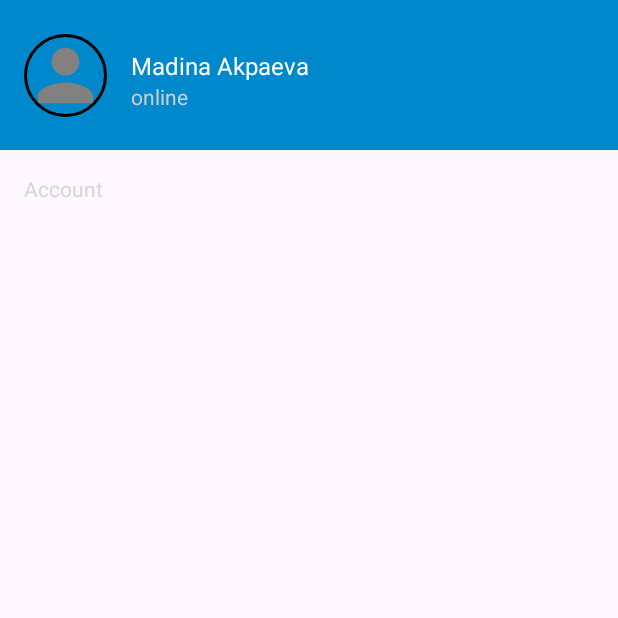
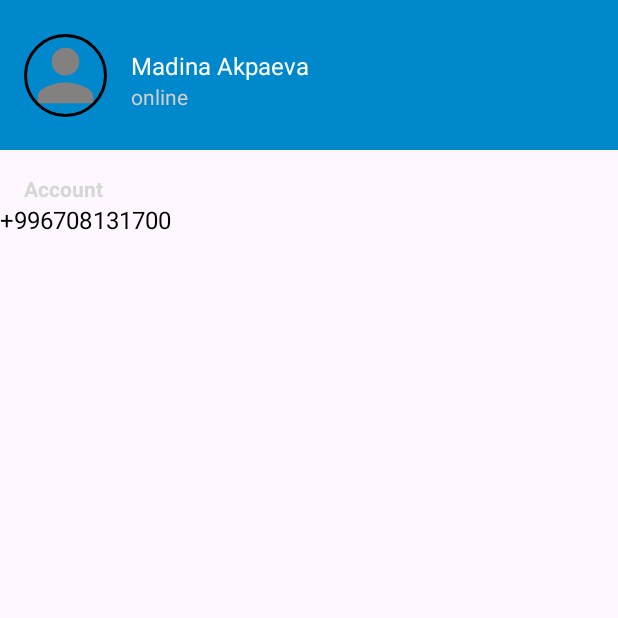
Before and after one commit to Madina192/telegramClone, an Android app: the fragment SettingsFragment shown on its own in the app's theme, on a phone screen of 412 x 824 dp, the top half of it. Run offline under Robolectric (Android 15) with nearby library versions, the phone set to English and light mode, and no system bars; our stand-ins replace CircleImageView.

Commit message:
added tv for phone number

```diff
--- a/app/src/main/res/layout/fragment_settings.xml
+++ b/app/src/main/res/layout/fragment_settings.xml
@@ -63,9 +63,32 @@
         android:layout_height="wrap_content"
         app:layout_constraintTop_toBottomOf="@id/settings_header_block"
         android:textColor="@color/primary"
+        android:textSize="@dimen/small_text"
+        android:textStyle="bold"
         android:text="@string/settings_text_account"
         android:layout_marginStart="@dimen/horizontal_margin"
-        android:layout_marginTop="16dp"
+        android:layout_marginTop="@dimen/vertical_large_margin"
         />
 
+    <androidx.constraintlayout.widget.ConstraintLayout
+        android:id="@+id/settings_btn_change_phone_number"
+        android:layout_width="match_parent"
+        android:layout_height="wrap_content"
+        app:layout_constraintTop_toBottomOf="@id/settings_tv_account"
+        app:layout_constraintStart_toStartOf="parent"
+        app:layout_constraintEnd_toEndOf="parent"
+        >
+
+        <TextView
+            android:layout_width="match_parent"
+            android:layout_height="wrap_content"
+            android:textSize="@dimen/normal_text"
+            android:textColor="@color/colorBlack"
+            android:text="@string/default_phone_number"
+            app:layout_constraintTop_toTopOf="parent"
+            app:layout_constraintStart_toStartOf="parent"
+            />
+
+    </androidx.constraintlayout.widget.ConstraintLayout>
+
 </androidx.constraintlayout.widget.ConstraintLayout>
--- a/app/src/main/res/values/dimens.xml
+++ b/app/src/main/res/values/dimens.xml
@@ -5,6 +5,7 @@
     <dimen name="normal_text">16sp</dimen>
     <dimen name="vertical_margin">10dp</dimen>
     <dimen name="small_text">14sp</dimen>
+    <dimen name="vertical_large_margin">16dp</dimen>
 
     <!--Settings Fragment-->
     <dimen name="settings_user_photo_width">55dp</dimen>
--- a/app/src/main/res/values/strings.xml
+++ b/app/src/main/res/values/strings.xml
@@ -7,4 +7,5 @@
     <string name="default_username">Madina Akpaeva</string>
     <string name="default_status">online</string>
     <string name="settings_text_account">Account</string>
+    <string name="default_phone_number">+996708131700</string>
 </resources>
```
